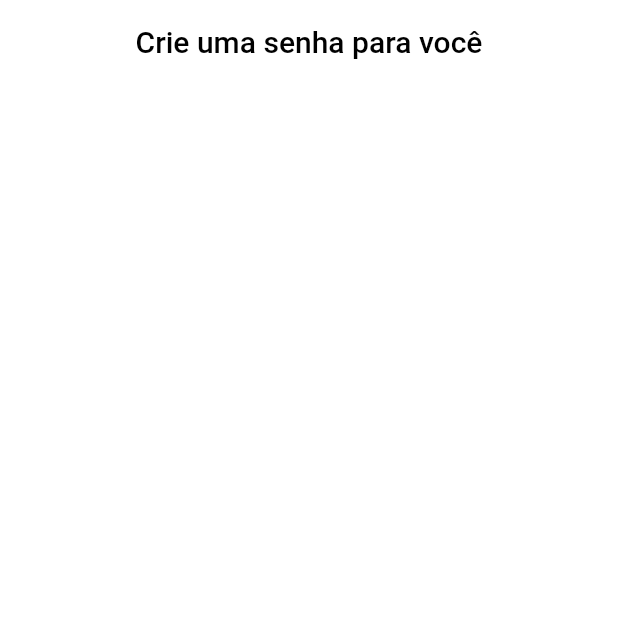
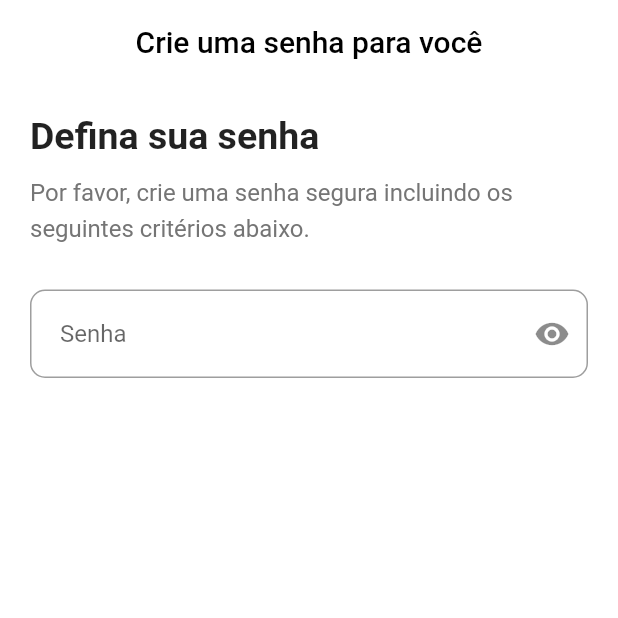
Before and after one commit to JFmaia/password_validated, a Flutter app: the screen it shows after launch, on a phone screen of 412 x 824 dp, the top half of it. Run offline on Flutter 3.47's test engine with Material 2 defaults, Android fonts, the phone set to English and light mode, and no system bars.

Commit message:
Fazendo update no layout
Criando textos iniciais e a primeira caixa de entrada de texto.

```diff
--- a/password_validated/lib/main.dart
+++ b/password_validated/lib/main.dart
@@ -8,7 +8,8 @@ class MyApp extends StatelessWidget {
   @override
   Widget build(BuildContext context) {
     return MaterialApp(
-      title: 'Flutter Demo',
+      debugShowCheckedModeBanner: false,
+      title: 'Validation Password',
       theme: ThemeData(
         primarySwatch: Colors.blue,
       ),
@@ -42,6 +43,40 @@ class _PasswordValidationPageState extends State<PasswordValidationPage> {
       ),
       body: Container(
         color: Colors.white,
+        padding: EdgeInsets.symmetric(horizontal: 20, vertical: 20),
+        child: Column(
+          crossAxisAlignment: CrossAxisAlignment.start,
+          children: [
+            //Texto Inicial.
+            Text(
+              "Defina sua senha",
+              style: TextStyle(fontSize: 25, fontWeight: FontWeight.bold),
+            ),
+            SizedBox(height: 10),
+            Text(
+              "Por favor, crie uma senha segura incluindo os seguintes critérios abaixo.",
+              style: TextStyle(
+                  fontSize: 16, height: 1.5, color: Colors.grey.shade600),
+            ),
+            SizedBox(height: 30),
+            //Texto de entrada.
+            TextField(
+              decoration: InputDecoration(
+                  //Icone de visualizar a senha.
+                  suffixIcon: IconButton(
+                    icon: Icon(Icons.visibility),
+                    onPressed: () {},
+                  ),
+                  border: OutlineInputBorder(
+                    borderSide: BorderSide(color: Colors.black),
+                    borderRadius: BorderRadius.circular(10),
+                  ),
+                  hintText: "Senha",
+                  contentPadding:
+                      EdgeInsets.symmetric(horizontal: 20, vertical: 20)),
+            ),
+          ],
+        ),
       ),
     );
   }
```
